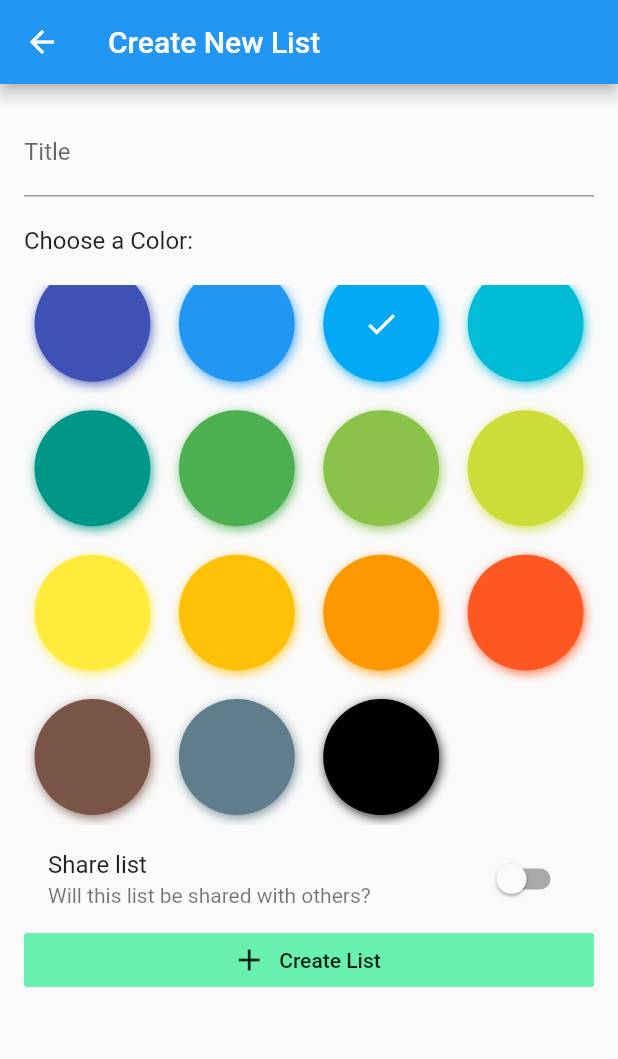
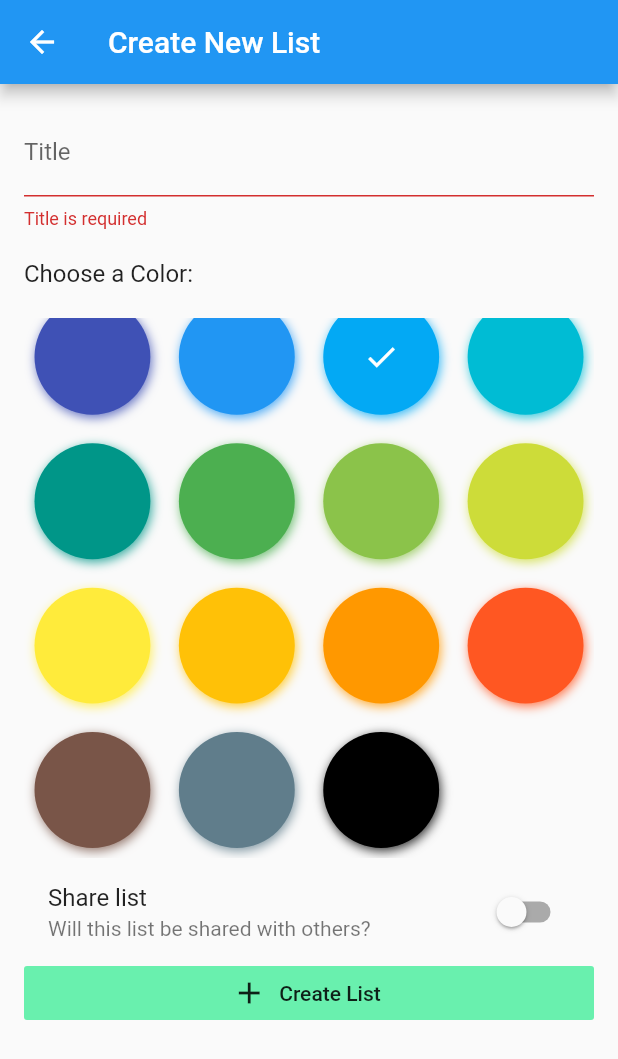
Before and after one commit to mauro-baptista/flutter-mobile-list, a Flutter app: the ListCreateScreen screen opened by its route, scrolled down 116 dp, after a tap on "Create List", on a phone screen of 412 x 824 dp. Shown: the top 1059 px of the screen. Run offline on Flutter 3.47's test engine with Material 2 defaults, Android fonts, the phone set to English and light mode, and no system bars; drawn by our look-alikes of flutter_colorpicker; our stand-ins replace firebase_auth, firebase_database, google_sign_in, shared_preferences; accounts and stored records are empty.

Commit message:
Improved DB helper and included add new List

```diff
--- /dev/null
+++ b/lib/helper/db.dart
@@ -0,0 +1,24 @@
+import 'package:firebase_database/firebase_database.dart';
+
+class DB {
+  final DatabaseReference _db = FirebaseDatabase().reference();
+  String _table;
+
+  DatabaseReference get reference {
+    assert(table != null);
+
+    return _db.child(_table);
+  }
+
+  DB table(String table) {
+    _table = table;
+
+    return this;
+  }
+
+  dynamic fetch(String id) async {
+    DataSnapshot data = await reference.child(id).once();
+
+    return data.value;
+  }
+}
--- a/lib/main.dart
+++ b/lib/main.dart
@@ -21,7 +21,7 @@ class MyApp extends StatelessWidget {
       ],
       child: Consumer<Auth>(
         builder: (context, auth, child) => MaterialApp(
-          title: 'Flutter Demo',
+          title: 'Mobile App',
           theme: ThemeData(
             primarySwatch: Colors.blue,
             accentColor: Colors.greenAccent,
--- a/lib/models/user.dart
+++ b/lib/models/user.dart
@@ -2,6 +2,8 @@ import 'dart:convert';
 
 import 'package:flutter/foundation.dart';
 import 'package:firebase_database/firebase_database.dart';
+
+import '../helper/db.dart';
 
 class User {
   String id;
@@ -9,7 +11,7 @@ class User {
   String name;
   String image;
 
-  final FirebaseDatabase db = FirebaseDatabase();
+  DB _db = DB().table('users');
 
   User({
     @required this.id,
@@ -40,7 +42,11 @@ class User {
     );
   }
 
-  void store() => db.reference().child('user/$firebaseId').update(this.toMap());
+  void store() => _db.reference.child(firebaseId).set(this.toMap());
 
-  Query lists() => db.reference().child('user/$firebaseId/lists');
+  void attachList(String listKey) => _db.reference.child(firebaseId).child('lists').update({
+    listKey: true,
+  });
+
+  Query lists() => _db.reference.child(firebaseId).child('lists');
 }
--- a/lib/screens/list_create_screen.dart
+++ b/lib/screens/list_create_screen.dart
@@ -1,5 +1,11 @@
 import 'package:flutter/material.dart';
 import 'package:flutter_colorpicker/block_picker.dart';
+import 'package:provider/provider.dart';
+
+import '../providers/auth.dart';
+import '../models/user.dart';
+import '../models/list.dart';
+import './list_show_screen.dart';
 
 class ListCreateScreen extends StatefulWidget {
   static const routeName = '/list/create';
@@ -10,11 +16,43 @@ class ListCreateScreen extends StatefulWidget {
 
 class _ListCreateScreenState extends State<ListCreateScreen> {
   final _form = GlobalKey<FormState>();
+
+
+  String _title;
   bool _isShared = false;
-  Color _pickerColor = Color(0xff03a9f4);
+  Color _pickedColor = Color(0xff03a9f4);
+
+  bool _isLoading = false;
+
+  void _saveForm(BuildContext context, User user) {
+    if (!_form.currentState.validate()) {
+      return;
+    }
+
+    _form.currentState.save();
+
+    setState(() {
+      _isLoading = true;
+    });
+
+    String listKey = List(
+      title: _title,
+      color: _pickedColor,
+      shared: _isShared,
+      user: user,
+    ).store();
+
+    Navigator.of(context).pushReplacement(
+      MaterialPageRoute(
+        builder: (BuildContext context) => ListShowScreen(listKey),
+      )
+    );
+  }
 
   @override
   Widget build(BuildContext context) {
+    final _user = Provider.of<Auth>(context).user;
+
     return Scaffold(
       appBar: AppBar(
         title: Text('Create New List'),
@@ -30,6 +68,16 @@ class _ListCreateScreenState extends State<ListCreateScreen> {
                 decoration: InputDecoration(
                   labelText: 'Title',
                 ),
+                validator: (value) {
+                  if (value.isEmpty) {
+                    return 'Title is required';
+                  }
+
+                  return null;
+                },
+                onSaved: (value) {
+                  _title = value;
+                }
               ),
               Padding(
                 padding: EdgeInsets.symmetric(
@@ -41,13 +89,13 @@ class _ListCreateScreenState extends State<ListCreateScreen> {
                 ),
               ),
               BlockPicker(
-                pickerColor: _pickerColor,
-                onColorChanged: (value) {
+                pickerColor: _pickedColor,
+                onColorChanged: (Color value) {
                   setState(() {
-                    _pickerColor = value;
+                    _pickedColor = value;
                   });
                 },
-                layoutBuilder: (BuildContext context, List<Color> colors, PickerItem child) {
+                layoutBuilder: (context, colors, child) {
                   return Container(
                     width: double.infinity,
                     height: 310,
@@ -76,8 +124,8 @@ class _ListCreateScreenState extends State<ListCreateScreen> {
                 color: Theme.of(context).accentColor,
                 elevation: 0,
                 materialTapTargetSize: MaterialTapTargetSize.shrinkWrap,
-                onPressed: () => {},
-              )
+                onPressed: () => _isLoading ? null : _saveForm(context, _user),
+              ),
             ],
           ),
         ),
```
Also changed, not shown: lib/models/list.dart (added, +58 -0 lines), lib/screens/list_show_screen.dart (added, +58 -0 lines).
